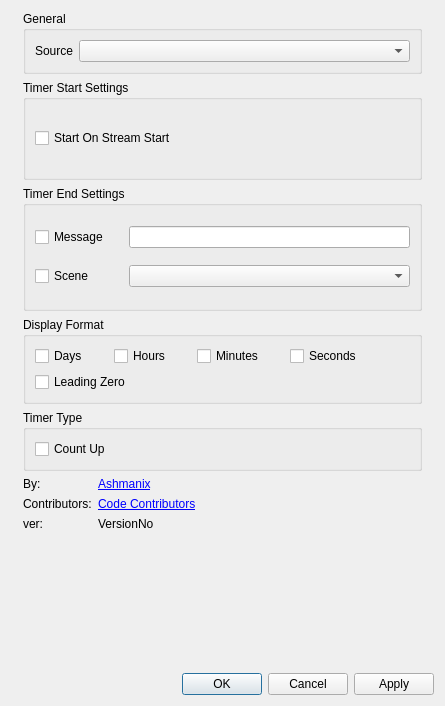
Before: the Qt Designer form src/ui/SettingsDialog.ui in ashmanix/obs-plugin-countdown, drawn with Qt 5.
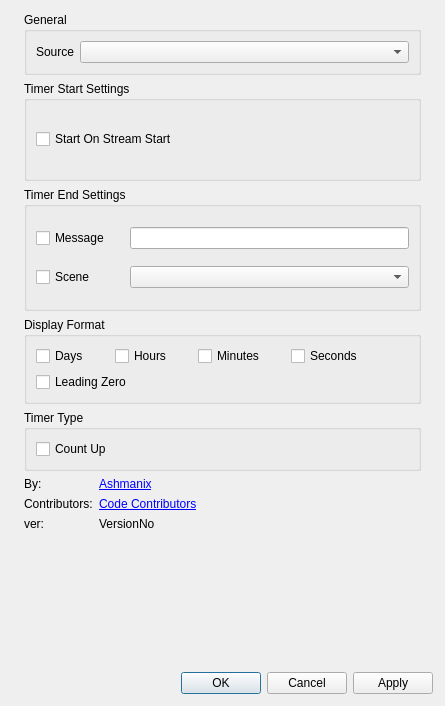
After: the same form once the commit is applied.

Commit message: Set timer to 1000ms and fixed styling bug with dialog buttons

Diff of the .ui file:
```diff
--- a/src/ui/SettingsDialog.ui
+++ b/src/ui/SettingsDialog.ui
@@ -13,7 +13,37 @@
   <property name="windowTitle">
    <string>Dialog</string>
   </property>
-  <layout class="QVBoxLayout" name="verticalLayout_2" stretch="0,0">
+  <layout class="QVBoxLayout" name="verticalLayout_2" stretch="0">
+   <property name="leftMargin">
+    <number>12</number>
+   </property>
+   <property name="topMargin">
+    <number>12</number>
+   </property>
+   <property name="rightMargin">
+    <number>12</number>
+   </property>
+   <property name="bottomMargin">
+    <number>12</number>
+   </property>
+   <item>
+    <widget class="QWidget" name="dialogMainWidget" native="true">
+     <layout class="QVBoxLayout" name="verticalLayout_5">
+      <property name="spacing">
+       <number>-1</number>
+      </property>
+      <property name="leftMargin">
+       <number>0</number>
+      </property>
+      <property name="topMargin">
+       <number>0</number>
+      </property>
+      <property name="rightMargin">
+       <number>0</number>
+      </property>
+      <property name="bottomMargin">
+       <number>0</number>
+      </property>
    <item>
     <widget class="QScrollArea" name="scrollArea">
      <property name="minimumSize">
@@ -548,6 +578,9 @@
       </widget>
      </item>
     </layout>
+      </item>
+     </layout>
+    </widget>
    </item>
   </layout>
  </widget>
```
Lines whose indentation alone changed are shown as unchanged. The commit also changes 1 other file.
